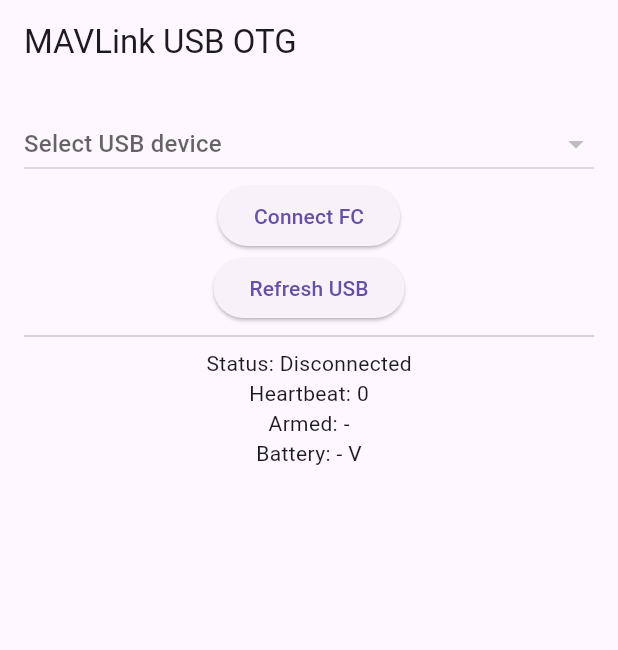
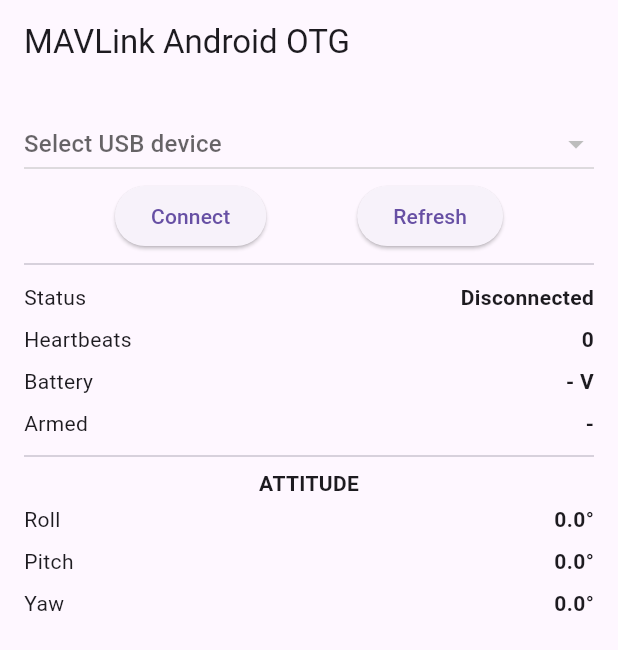
Before and after one commit to thuqnnha/MAVLink_Android, a Flutter app: the screen it shows after launch, on a phone screen of 412 x 824 dp. Shown: the top 650 px of the screen. Run offline on Flutter 3.47's test engine with Material 3 defaults, Android fonts, the phone set to English and light mode, and no system bars; missing offline and left inert: dart_mavlink, usb_serial.

Commit message:
gui nhan du lieu ok

```diff
--- a/lib/main.dart
+++ b/lib/main.dart
@@ -3,16 +3,12 @@ import 'package:usb_serial/usb_serial.dart';
 import 'mavlink/mavlink_usb_service.dart';
 import 'package:dart_mavlink/dialects/common.dart';
 
-void main() {
-  runApp(const MyApp());
-}
+void main() => runApp(const MyApp());
 
 class MyApp extends StatelessWidget {
   const MyApp({super.key});
   @override
-  Widget build(BuildContext context) {
-    return const MaterialApp(home: UsbMavlinkPage());
-  }
+  Widget build(BuildContext context) => const MaterialApp(home: UsbMavlinkPage());
 }
 
 class UsbMavlinkPage extends StatefulWidget {
@@ -23,15 +19,17 @@ class UsbMavlinkPage extends StatefulWidget {
 
 class _UsbMavlinkPageState extends State<UsbMavlinkPage> {
   final mavlink = MavlinkUsbService();
-
   List<UsbDevice> devices = [];
   UsbDevice? selected;
   int baudrate = 115200;
 
   String status = 'Disconnected';
-  int heartbeat = 0;
+  int heartbeatCount = 0;
   String armed = '-';
   double? voltage;
+
+  // Biến hiển thị Attitude
+  double roll = 0, pitch = 0, yaw = 0;
 
   @override
   void initState() {
@@ -41,46 +39,67 @@ class _UsbMavlinkPageState extends State<UsbMavlinkPage> {
     mavlink.frames.listen((frame) {
       final msg = frame.message;
 
+      // 1. Xử lý Heartbeat & Gửi Request Data Stream
       if (msg is Heartbeat) {
-        heartbeat++;
-        final isArmed =
-            (msg.baseMode & mavModeFlagSafetyArmed) != 0;
-
+        if (heartbeatCount == 0) {
+          // Lần đầu thấy FC, gửi yêu cầu dữ liệu ngay
+          _requestDataStreams(frame.systemId, frame.componentId);
+        }
+        heartbeatCount++;
+        final isArmed = (msg.baseMode & mavModeFlagSafetyArmed) != 0;
         setState(() {
           status = 'Connected';
           armed = isArmed ? 'ARMED' : 'DISARMED';
         });
       }
 
+      // 2. Xử lý dữ liệu Pin
       if (msg is SysStatus && msg.voltageBattery != 65535) {
+        setState(() => voltage = msg.voltageBattery / 1000.0);
+      }
+
+      // 3. Xử lý dữ liệu Attitude (ĐÂY LÀ PHẦN BẠN CẦN)
+      if (msg is Attitude) {
         setState(() {
-          voltage = msg.voltageBattery / 1000.0;
+          roll = msg.roll * 57.2958;  // Rad to Deg
+          pitch = msg.pitch * 57.2958;
+          yaw = msg.yaw * 57.2958;
         });
       }
     });
   }
 
+  // Hàm gửi yêu cầu FC phát dữ liệu
+  void _requestDataStreams(int targetSys, int targetComp) {
+    // Yêu cầu tất cả các luồng dữ liệu phổ biến (bao gồm attitude)
+    final request = RequestDataStream(
+      targetSystem: targetSys,
+      targetComponent: targetComp,
+      reqStreamId: 0, // 0 = MAV_DATA_STREAM_ALL
+      reqMessageRate: 10, // 10 Hz
+      startStop: 1, // 1 = Start
+    );
+    mavlink.send(request);
+    print("Sent RequestDataStream to $targetSys:$targetComp");
+  }
+
   Future<void> loadDevices() async {
-  final list = await MavlinkUsbService.availableDevices();
-    setState(() {
-      devices = list;
-      selected = null;
-    });
+    final list = await MavlinkUsbService.availableDevices();
+    setState(() { devices = list; selected = null; });
   }
 
   Future<void> connect() async {
     if (selected == null) return;
+    heartbeatCount = 0; // Reset để gửi lại request khi kết nối mới
     final ok = await mavlink.connect(selected!, baudrate);
-    setState(() {
-      status = ok ? 'Waiting heartbeat...' : 'Connect failed';
-    });
+    setState(() => status = ok ? 'Waiting heartbeat...' : 'Connect failed');
   }
 
   @override
   Widget build(BuildContext context) {
     return Scaffold(
-      appBar: AppBar(title: const Text('MAVLink USB OTG')),
-      body: Padding(
+      appBar: AppBar(title: const Text('MAVLink Android OTG')),
+      body: SingleChildScrollView(
         padding: const EdgeInsets.all(16),
         child: Column(
           children: [
@@ -88,38 +107,42 @@ class _UsbMavlinkPageState extends State<UsbMavlinkPage> {
               isExpanded: true,
               hint: const Text('Select USB device'),
               value: selected,
-              items: devices.isEmpty
-                  ? null
-                  : devices.map((d) {
-                      return DropdownMenuItem(
-                        value: d,
-                        child: Text(
-                          '${d.manufacturerName ?? 'Unknown'} '
-                          '${d.productName ?? ''}',
-                        ),
-                      );
-                    }).toList(),
-              onChanged: devices.isEmpty
-                  ? null
-                  : (v) => setState(() => selected = v),
+              items: devices.map((d) => DropdownMenuItem(
+                value: d,
+                child: Text('${d.productName}'),
+              )).toList(),
+              onChanged: (v) => setState(() => selected = v),
             ),
-
-            ElevatedButton(
-              onPressed: connect,
-              child: const Text('Connect FC'),
-            ),
-            ElevatedButton(
-              onPressed: loadDevices,
-             child: const Text('Refresh USB'),
+            Row(
+              mainAxisAlignment: MainAxisAlignment.spaceEvenly,
+              children: [
+                ElevatedButton(onPressed: connect, child: const Text('Connect')),
+                ElevatedButton(onPressed: loadDevices, child: const Text('Refresh')),
+              ],
             ),
             const Divider(),
-            Text('Status: $status'),
-            Text('Heartbeat: $heartbeat'),
-            Text('Armed: $armed'),
-            Text('Battery: ${voltage?.toStringAsFixed(2) ?? '-'} V'),
+            _infoTile('Status', status),
+            _infoTile('Heartbeats', heartbeatCount.toString()),
+            _infoTile('Battery', '${voltage?.toStringAsFixed(2) ?? '-'} V'),
+            _infoTile('Armed', armed),
+            const Divider(),
+            const Text('ATTITUDE', style: TextStyle(fontWeight: FontWeight.bold)),
+            _infoTile('Roll', '${roll.toStringAsFixed(1)}°'),
+            _infoTile('Pitch', '${pitch.toStringAsFixed(1)}°'),
+            _infoTile('Yaw', '${yaw.toStringAsFixed(1)}°'),
           ],
         ),
       ),
     );
   }
+
+  Widget _infoTile(String label, String value) {
+    return Padding(
+      padding: const EdgeInsets.symmetric(vertical: 4),
+      child: Row(
+        mainAxisAlignment: MainAxisAlignment.spaceBetween,
+        children: [Text(label), Text(value, style: const TextStyle(fontWeight: FontWeight.bold))],
+      ),
+    );
+  }
 }
```
Also changed, not shown: lib/mavlink/mavlink_usb_service.dart (+19 -3 lines).
